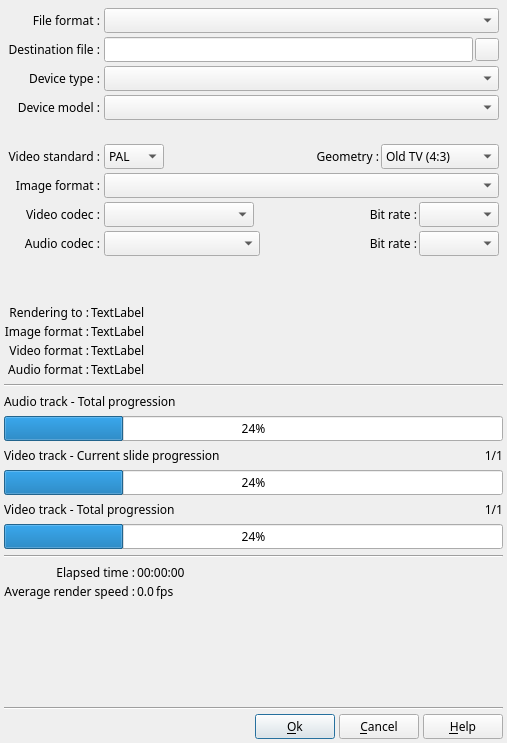
boenki/ffdiaporama, file DlgRenderVideo.ui: the form before one commit.
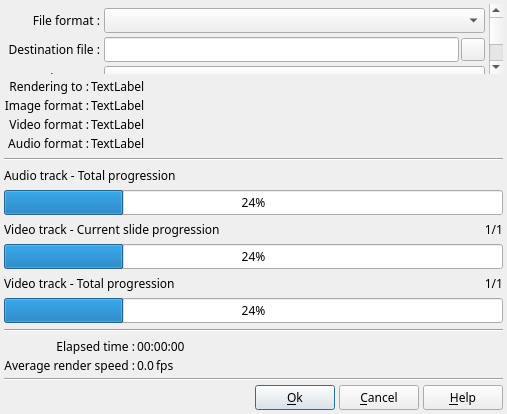
The form after the commit. Icons and pictures are not drawn.

Diff of the .ui file:
```diff
--- a/DlgRenderVideo.ui
+++ b/DlgRenderVideo.ui
@@ -7,7 +7,7 @@
     <x>0</x>
     <y>0</y>
     <width>507</width>
-    <height>743</height>
+    <height>414</height>
    </rect>
   </property>
   <property name="sizePolicy">
@@ -45,8 +45,8 @@
        <rect>
         <x>0</x>
         <y>0</y>
-        <width>499</width>
-        <height>309</height>
+        <width>483</width>
+        <height>268</height>
        </rect>
       </property>
       <layout class="QGridLayout" name="gridLayout_2">
```
